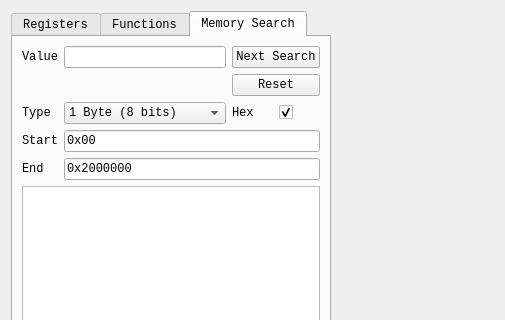
PCSX2/pcsx2, file pcsx2-qt/Debugger/CpuWidget.ui: the form before one commit; both pictures show x 0 to 505 and y 0 to 320 of the 668 by 563 pixel window.
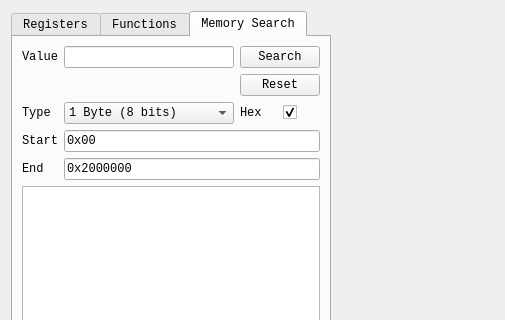
The form after the commit. The open tabs and pages were chosen to show the change. Custom widgets are drawn as their Qt base class.

Commit message:
Implement Next Search feature for Debugger
Allows doing subsequent searches to filter the address list down by searching from existing/found addresses and checking if they match the new value (or if it is still the same value).

This allows the user much more ability to find specific addresses and refine their searches.

```diff
--- a/pcsx2-qt/Debugger/CpuWidget.ui
+++ b/pcsx2-qt/Debugger/CpuWidget.ui
@@ -306,16 +306,6 @@
                </property>
               </widget>
              </item>
-             <item row="0" column="2" colspan="2">
-              <widget class="QPushButton" name="btnNextSearch">
-               <property name="visible">
-                <bool>false</bool>
-               </property>
-               <property name="text">
-                <string>Next Search</string>
-               </property>
-              </widget>
-             </item>
             </layout>
            </item>
            <item>
```
The commit also changes 2 other files.
